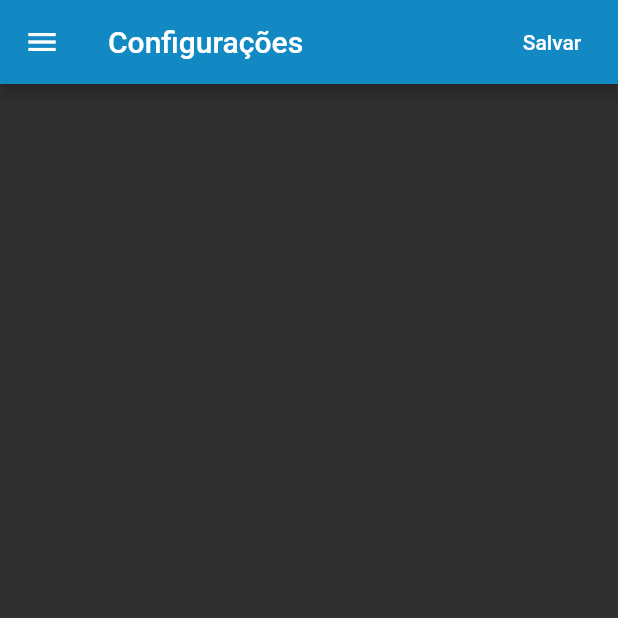
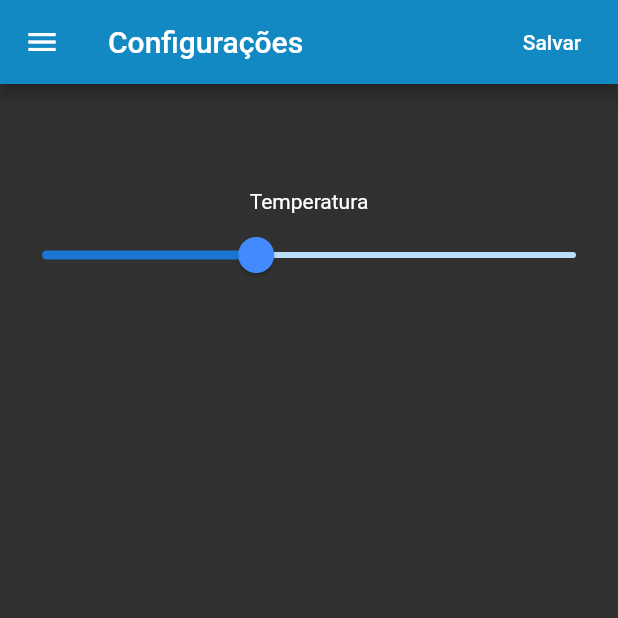
Before and after one commit to LuiseKC/zeta_house, a Flutter app: the Settings screen opened directly, on a phone screen of 412 x 824 dp, the top half of it. Run offline on Flutter 3.47's test engine with Material 2 defaults, Android fonts, the phone set to English and light mode, and no system bars; our stand-ins replace cloud_firestore, firebase_messaging, platform; accounts and stored records are empty.

Commit message:
temperatura em configurações

```diff
--- a/lib/main.dart
+++ b/lib/main.dart
@@ -33,11 +33,13 @@ Future<dynamic> myBackgroundMessageHandler(Map<String, dynamic> message) {
   if (message.containsKey('data')) {
     // Handle data message
     final dynamic data = message['data'];
+    print("primeiro");
   }
 
   if (message.containsKey('notification')) {
     // Handle notification message
     final dynamic notification = message['notification'];
+    print("segundo");
   }
 
   // Or do other work.
--- a/lib/pages/settings.dart
+++ b/lib/pages/settings.dart
@@ -18,7 +18,7 @@ class _SettingsState extends State<Settings> {
 
   bool sensorChuva;
   bool sensorGas;
-  int temp = 20;
+  double temp = 20;
   bool ativoTemp;
   bool sensorLdr;
 
@@ -45,7 +45,9 @@ class _SettingsState extends State<Settings> {
           child: Text("Salvar"),
         ),
       ]),
-      body: Container(
+      body: Column(
+        children: <Widget>[
+          Container(
             child: StreamBuilder(
               stream: Firestore.instance
                   .collection("Sensor")
@@ -83,7 +85,8 @@ class _SettingsState extends State<Settings> {
                         textDirection: TextDirection.ltr,
                         children: <Widget>[
                           Padding(
-                        padding: const EdgeInsets.only(top: 25.0, bottom: 25.0),
+                            padding:
+                                const EdgeInsets.only(top: 25.0, bottom: 25.0),
                           ),
                           Expanded(
                             child: Text(
@@ -104,8 +107,6 @@ class _SettingsState extends State<Settings> {
                                       .updateData({
                                     'Ativado': value ? 1 : 0,
                                   });
-//                              configOptions(ds, sensorGas, ativoTemp, sensorLdr,
-//                                  sensorChuva);
                                 });
                               },
                               activeTrackColor: Color.fromRGBO(19, 37, 69, 0.8),
@@ -114,12 +115,6 @@ class _SettingsState extends State<Settings> {
                           ),
                         ],
                       );
-                  if (index == snapshot.data.documents.length - 1) {
-                    return Container(
-                      child: row,
-                      padding: EdgeInsets.only(bottom: 96),
-                    );
-                  }
                       return row;
                     },
                   );
@@ -129,10 +124,53 @@ class _SettingsState extends State<Settings> {
               },
             ),
           ),
+          SizedBox(height: 60),
+          Column(
+            children: <Widget>[
+              Text("Temperatura"),
+              SliderTheme(
+                data: SliderTheme.of(context).copyWith(
+                  activeTrackColor: Colors.blue[700],
+                  inactiveTrackColor: Colors.blue[100],
+                  trackShape: RoundedRectSliderTrackShape(),
+                  trackHeight: 4.0,
+                  thumbShape: RoundSliderThumbShape(enabledThumbRadius: 12.0),
+                  thumbColor: Colors.blueAccent,
+                  overlayColor: Colors.blue.withAlpha(32),
+                  overlayShape: RoundSliderOverlayShape(overlayRadius: 28.0),
+                  tickMarkShape: RoundSliderTickMarkShape(),
+                  activeTickMarkColor: Colors.blue[700],
+                  inactiveTickMarkColor: Colors.blue[100],
+                  valueIndicatorShape: PaddleSliderValueIndicatorShape(),
+                  valueIndicatorColor: Colors.blueAccent,
+                  valueIndicatorTextStyle: TextStyle(
+                    color: Colors.white,
+                  ),
+                ),
+                child: Slider(
+                  value: temp,
+                  min: 10,
+                  max: 35,
+                  divisions: 25,
+                  label: '$temp',
+                  onChanged: (value) {
+                    setState(
+                      () {
+                        temp = value;
+                      },
+                    );
+                  },
+                ),
+              ),
+            ],
+          )
+        ],
+      ),
     );
   }
 
-  Widget configTemp(_value) {
+  Widget configTemp() {
+    if (aparecerTemp) {
       return SliderTheme(
         data: SliderTheme.of(context).copyWith(
           activeTrackColor: Colors.blue[700],
@@ -153,20 +191,22 @@ class _SettingsState extends State<Settings> {
           ),
         ),
         child: Slider(
-        value: _value,
+          value: temp,
           min: 10,
           max: 35,
           divisions: 25,
-        label: '$_value',
+          label: '$temp',
           onChanged: (value) {
             setState(
               () {
-              _value = value;
+                temp = value;
               },
             );
           },
         ),
       );
+    } else
+      return null;
   }
 
   Future<Null> showAlertDialog(BuildContext context, _value) async {
@@ -232,39 +272,8 @@ class _SettingsState extends State<Settings> {
     );
   }
 
-  configOptions(ds, sensorGas, ativoTemp, sensorLdr, sensorChuva) {
-    switch (ds['SensorID']) {
-      case 23:
-        {
-          sensorGas = ds["Ativado"] == 1 ? true : false;
-        }
-        break;
-      case 17:
-        {
-          //todo
-          ativoTemp = ds["Ativado"] == 1 ? true : false;
-        }
-        break;
-      case 24:
-        {
-          sensorLdr = ds["Ativado"] == 1 ? true : false;
-        }
-        break;
-      case 8:
-        {
-          sensorChuva = ds["Ativado"] == 1 ? true : false;
-        }
-        break;
-      default:
-        {
-          //statements;
-        }
-        break;
-    }
-  }
-
-  void configAction(
-      bool sensorChuva, bool sensorGas, int temp, bool ativo, bool ldr) async {
+  void configAction(bool sensorChuva, bool sensorGas, double temp, bool ativo,
+      bool ldr) async {
     String requestUrl = urlApi + '/changeconfig';
     Map<String, dynamic> json = {
       'sensorChuva': sensorChuva,
```
Lines whose indentation alone changed are shown as unchanged.
